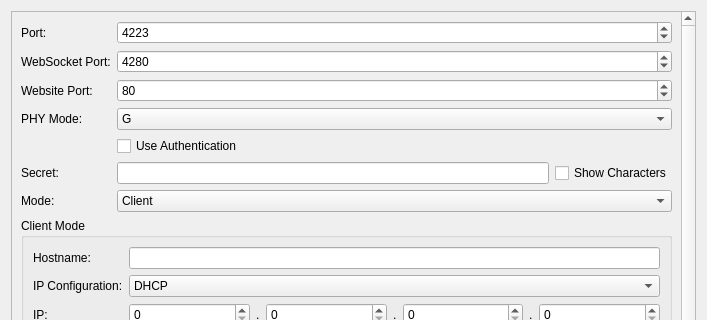
Before: the Qt Designer form src/brickv/plugin_system/plugins/master/ui/wifi2.ui in Tinkerforge/brickv, drawn with Qt 5; both pictures show x 0 to 707 and y 0 to 320 of the 707 by 828 pixel window.
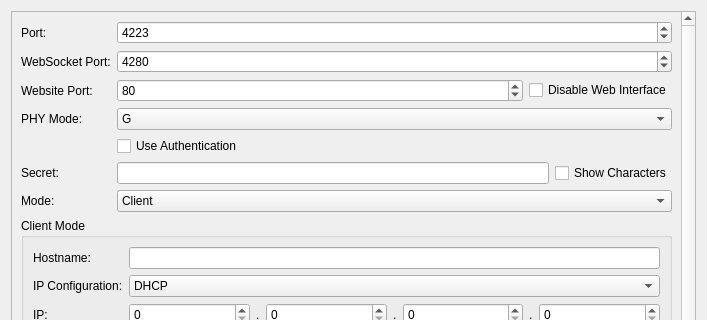
After: the same form once the commit is applied. Custom widgets are drawn as their Qt base class.

Commit message: Add web interface enable/disable checkbox

Diff of the .ui file:
```diff
--- a/src/brickv/plugin_system/plugins/master/ui/wifi2.ui
+++ b/src/brickv/plugin_system/plugins/master/ui/wifi2.ui
@@ -24,8 +24,8 @@
        <rect>
         <x>0</x>
         <y>0</y>
-        <width>671</width>
-        <height>1120</height>
+        <width>673</width>
+        <height>1158</height>
        </rect>
       </property>
       <layout class="QVBoxLayout" name="verticalLayout">
@@ -1323,17 +1323,34 @@
           </widget>
          </item>
          <item row="2" column="1">
+          <layout class="QHBoxLayout" name="horizontalLayout_8">
+           <item>
           <widget class="QSpinBox" name="wifi_website_port">
+             <property name="sizePolicy">
+              <sizepolicy hsizetype="Expanding" vsizetype="Fixed">
+               <horstretch>0</horstretch>
+               <verstretch>0</verstretch>
+              </sizepolicy>
+             </property>
            <property name="minimum">
-            <number>1</number>
+              <number>2</number>
            </property>
            <property name="maximum">
-            <number>65535</number>
+              <number>65534</number>
            </property>
            <property name="value">
             <number>80</number>
            </property>
           </widget>
+           </item>
+           <item>
+            <widget class="QCheckBox" name="wifi_disable_web_interface">
+             <property name="text">
+              <string>Disable Web Interface</string>
+             </property>
+            </widget>
+           </item>
+          </layout>
          </item>
         </layout>
        </item>
```
Lines whose indentation alone changed are shown as unchanged. The commit also changes 1 other file.
